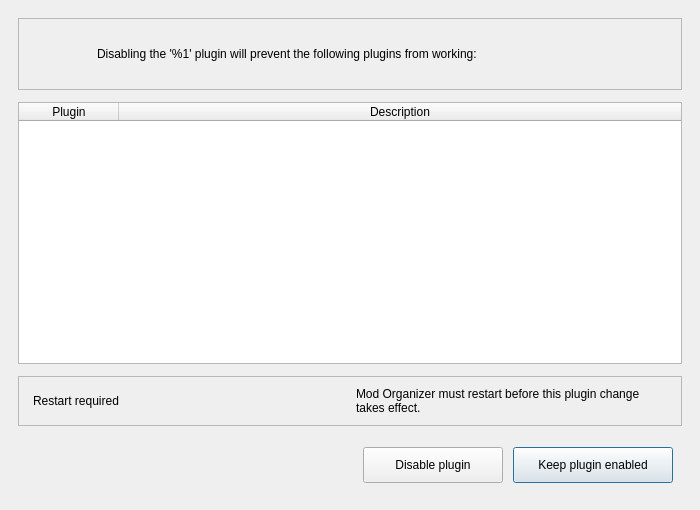
First picture: the form in source/modorganizer/src/disableproxyplugindialog.ui, repository ArialSenki/MO2-Revamped, before the edit.
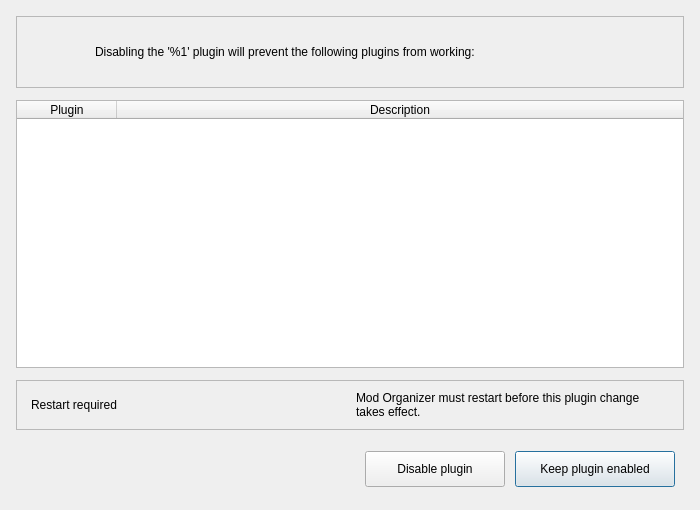
Second picture: the form after the edit. Icons and pictures are not drawn.

```diff
--- a/source/modorganizer/src/disableproxyplugindialog.ui
+++ b/source/modorganizer/src/disableproxyplugindialog.ui
@@ -17,10 +17,10 @@
    <string>Really disable plugin?</string>
   </property>
  <layout class="QVBoxLayout" name="verticalLayout">
-  <property name="leftMargin"><number>18</number></property>
-  <property name="topMargin"><number>18</number></property>
-  <property name="rightMargin"><number>18</number></property>
-  <property name="bottomMargin"><number>18</number></property>
+  <property name="leftMargin"><number>16</number></property>
+  <property name="topMargin"><number>16</number></property>
+  <property name="rightMargin"><number>16</number></property>
+  <property name="bottomMargin"><number>14</number></property>
   <property name="spacing"><number>12</number></property>
   <item>
     <widget class="QFrame" name="dependencyHeaderCard">
```
